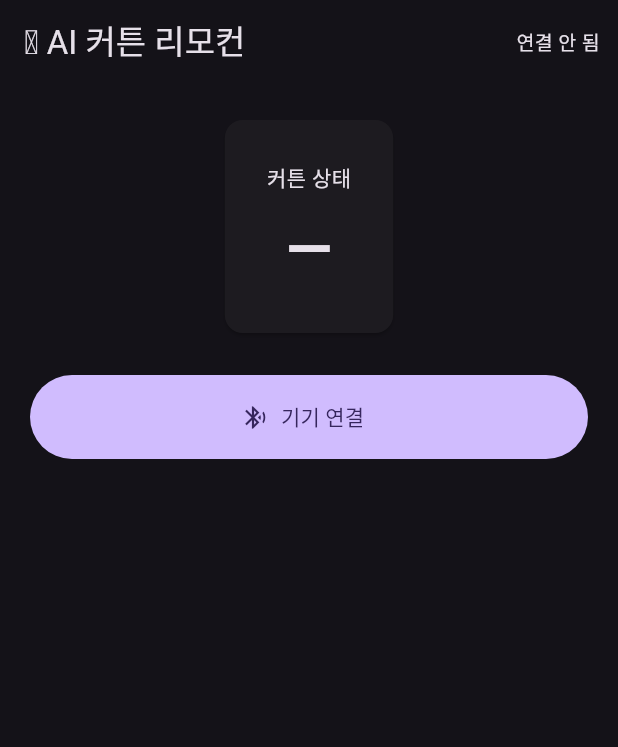
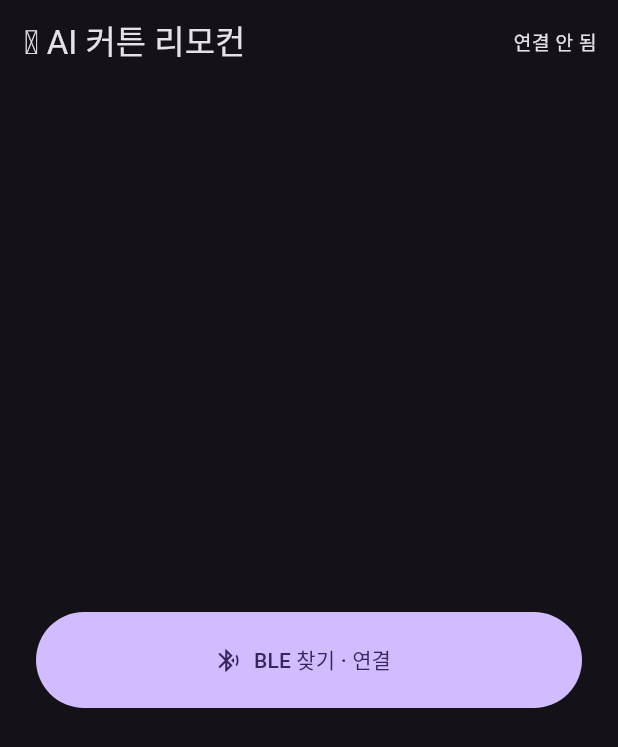
Before and after one commit to kiy0518/ai_curtain_control, a Flutter app: the screen it shows after launch, on a phone screen of 412 x 824 dp. Shown: the top 747 px of the screen. Run offline on Flutter 3.47's test engine with Material 3 defaults, Android fonts, the phone set to English and light mode, and no system bars; our stand-ins replace flutter_blue_plus.

Commit message:
flutter app: minimal UI — find/connect, disconnect(remove), open/stop/close only
Co-Authored-By: Claude Opus 4.8 <noreply@anthropic.com>

```diff
--- a/app_flutter/lib/main.dart
+++ b/app_flutter/lib/main.dart
@@ -1,6 +1,5 @@
-// AI Curtain — BLE remote control (Flutter, Material 3).
-// Scans for the board's "AI-Curtain" Curtain Control service, connects, sends
-// OPEN/CLOSE/STOP, and shows live status via notifications.
+// AI Curtain — BLE remote (Flutter, Material 3). Minimal UI:
+//   BLE 찾기/연결 · 연결 해제(제거) · 열기/정지/닫기
 //
 // Board GATT (src/ble_server.py):
 //   Service c0de0000-1212-efde-1523-785feabcd123
@@ -13,7 +12,6 @@ import 'package:flutter_blue_plus/flutter_blue_plus.dart';
 
 const svcUuid = "c0de0000-1212-efde-1523-785feabcd123";
 const cmdUuid = "c0de0001-1212-efde-1523-785feabcd123";
-const staUuid = "c0de0002-1212-efde-1523-785feabcd123";
 
 void main() => runApp(const CurtainApp());
 
@@ -41,65 +39,65 @@ class RemotePage extends StatefulWidget {
 
 class _RemotePageState extends State<RemotePage> {
   BluetoothDevice? _device;
-  BluetoothCharacteristic? _cmd, _sta;
+  BluetoothCharacteristic? _cmd;
   String _status = "연결 안 됨";
-  String _curtain = "—";
-  bool _connecting = false;
-  StreamSubscription? _scanSub, _staSub, _connSub;
+  bool _busy = false;
+  StreamSubscription? _scanSub, _connSub;
+
+  bool get _connected => _device != null && _cmd != null;
 
   @override
   void dispose() {
     _scanSub?.cancel();
-    _staSub?.cancel();
     _connSub?.cancel();
     _device?.disconnect();
     super.dispose();
   }
 
-  Future<void> _connect() async {
-    setState(() { _connecting = true; _status = "스캔 중…"; });
+  // BLE 찾기 + 연결
+  Future<void> _findAndConnect() async {
+    setState(() { _busy = true; _status = "검색 중…"; });
+    try {
       await FlutterBluePlus.startScan(
           withServices: [Guid(svcUuid)], timeout: const Duration(seconds: 8));
       _scanSub = FlutterBluePlus.scanResults.listen((results) async {
         if (results.isEmpty) return;
         await FlutterBluePlus.stopScan();
-      _scanSub?.cancel();
-      final dev = results.first.device;
-      setState(() { _status = "연결 중…"; });
+        await _scanSub?.cancel();
+        await _connectTo(results.first.device);
+      });
+      Future.delayed(const Duration(seconds: 9), () {
+        if (!_connected && mounted) {
+          setState(() { _busy = false; if (_status == "검색 중…") _status = "기기 못 찾음"; });
+        }
+      });
+    } catch (e) {
+      setState(() { _busy = false; _status = "오류: $e"; });
+    }
+  }
+
+  Future<void> _connectTo(BluetoothDevice dev) async {
+    setState(() => _status = "연결 중…");
     _connSub = dev.connectionState.listen((s) {
-        if (s == BluetoothConnectionState.disconnected) {
-          setState(() { _status = "연결 끊김"; _cmd = null; _sta = null; });
+      if (s == BluetoothConnectionState.disconnected && mounted) {
+        setState(() { _device = null; _cmd = null; _status = "연결 끊김"; });
       }
     });
     await dev.connect(timeout: const Duration(seconds: 10));
-      final services = await dev.discoverServices();
-      for (final s in services) {
+    for (final s in await dev.discoverServices()) {
       if (s.uuid != Guid(svcUuid)) continue;
       for (final c in s.characteristics) {
         if (c.uuid == Guid(cmdUuid)) _cmd = c;
-          if (c.uuid == Guid(staUuid)) {
-            _sta = c;
-            await c.setNotifyValue(true);
-            _staSub = c.onValueReceived.listen(_onStatus);
       }
     }
-      }
-      setState(() { _device = dev; _status = "연결됨"; _connecting = false; });
-    });
-    // scan timeout fallback
-    Future.delayed(const Duration(seconds: 9), () {
-      if (_device == null && mounted) {
-        setState(() { _connecting = false; if (_status == "스캔 중…") _status = "기기 못 찾음"; });
-      }
-    });
+    setState(() { _device = dev; _busy = false; _status = "연결됨"; });
   }
 
-  void _onStatus(List<int> v) {
-    try {
-      final m = jsonDecode(utf8.decode(v));
-      const kr = {"OPEN": "열림", "CLOSED": "닫힘", "STOPPED": "정지", "UNKNOWN": "—"};
-      setState(() => _curtain = kr[m["state"]] ?? "${m["state"]}");
-    } catch (_) {}
+  // 제거(연결 해제)
+  Future<void> _disconnect() async {
+    await _connSub?.cancel();
+    await _device?.disconnect();
+    setState(() { _device = null; _cmd = null; _status = "연결 안 됨"; });
   }
 
   Future<void> _send(String c) async {
@@ -109,48 +107,52 @@ class _RemotePageState extends State<RemotePage> {
 
   @override
   Widget build(BuildContext context) {
-    final connected = _device != null && _cmd != null;
     return Scaffold(
-      appBar: AppBar(title: const Text('🪟 AI 커튼 리모컨'), actions: [
-        Padding(padding: const EdgeInsets.only(right: 12),
-            child: Center(child: Text(_status, style: const TextStyle(fontSize: 13)))),
-      ]),
+      appBar: AppBar(
+        title: const Text('🪟 AI 커튼 리모컨'),
+        actions: [Padding(
+          padding: const EdgeInsets.only(right: 14),
+          child: Center(child: Text(_status, style: const TextStyle(fontSize: 13))))],
+      ),
       body: Padding(
-        padding: const EdgeInsets.all(20),
-        child: Column(children: [
-          Card(child: Padding(padding: const EdgeInsets.all(28),
-            child: Column(children: [
-              const Text("커튼 상태", style: TextStyle(fontSize: 14)),
-              const SizedBox(height: 8),
-              Text(_curtain, style: const TextStyle(fontSize: 40, fontWeight: FontWeight.bold)),
-            ]))),
-          const SizedBox(height: 24),
-          if (!connected)
+        padding: const EdgeInsets.all(24),
+        child: Column(
+          mainAxisAlignment: MainAxisAlignment.center,
+          children: [
+            if (!_connected) ...[
               FilledButton.icon(
-              onPressed: _connecting ? null : _connect,
+                onPressed: _busy ? null : _findAndConnect,
                 icon: const Icon(Icons.bluetooth_searching),
-              label: Text(_connecting ? "연결 중…" : "기기 연결"),
-              style: FilledButton.styleFrom(minimumSize: const Size.fromHeight(56)),
-            )
-          else ...[
-            _btn("열기", Icons.keyboard_arrow_up, const Color(0xFF2E7D32), () => _send("OPEN")),
-            const SizedBox(height: 12),
-            _btn("정지", Icons.stop, const Color(0xFFEF6C00), () => _send("STOP")),
-            const SizedBox(height: 12),
-            _btn("닫기", Icons.keyboard_arrow_down, const Color(0xFFC62828), () => _send("CLOSE")),
+                label: Text(_busy ? "검색/연결 중…" : "BLE 찾기 · 연결"),
+                style: FilledButton.styleFrom(minimumSize: const Size.fromHeight(64)),
+              ),
+            ] else ...[
+              _ctlBtn("열기", Icons.keyboard_arrow_up, const Color(0xFF2E7D32), () => _send("OPEN")),
+              const SizedBox(height: 14),
+              _ctlBtn("정지", Icons.stop, const Color(0xFFEF6C00), () => _send("STOP")),
+              const SizedBox(height: 14),
+              _ctlBtn("닫기", Icons.keyboard_arrow_down, const Color(0xFFC62828), () => _send("CLOSE")),
+              const SizedBox(height: 28),
+              OutlinedButton.icon(
+                onPressed: _disconnect,
+                icon: const Icon(Icons.bluetooth_disabled),
+                label: const Text("연결 해제 (제거)"),
+                style: OutlinedButton.styleFrom(minimumSize: const Size.fromHeight(52)),
+              ),
             ],
-        ]),
+          ],
+        ),
       ),
     );
   }
 
-  Widget _btn(String label, IconData icon, Color color, VoidCallback onTap) {
+  Widget _ctlBtn(String label, IconData icon, Color color, VoidCallback onTap) {
     return FilledButton.icon(
       onPressed: onTap,
-      icon: Icon(icon),
-      label: Text(label, style: const TextStyle(fontSize: 20)),
+      icon: Icon(icon, size: 28),
+      label: Text(label, style: const TextStyle(fontSize: 22, fontWeight: FontWeight.bold)),
       style: FilledButton.styleFrom(
-          backgroundColor: color, minimumSize: const Size.fromHeight(72)),
+          backgroundColor: color, minimumSize: const Size.fromHeight(84)),
     );
   }
 }
```
Also changed, not shown: 1 other file. Lines whose indentation alone changed are shown as unchanged.
